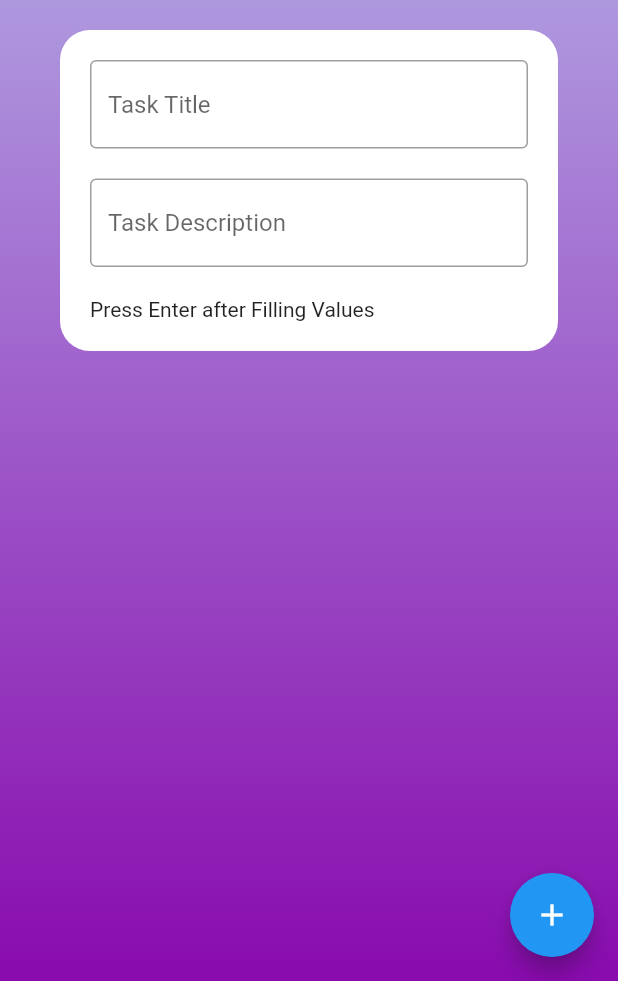
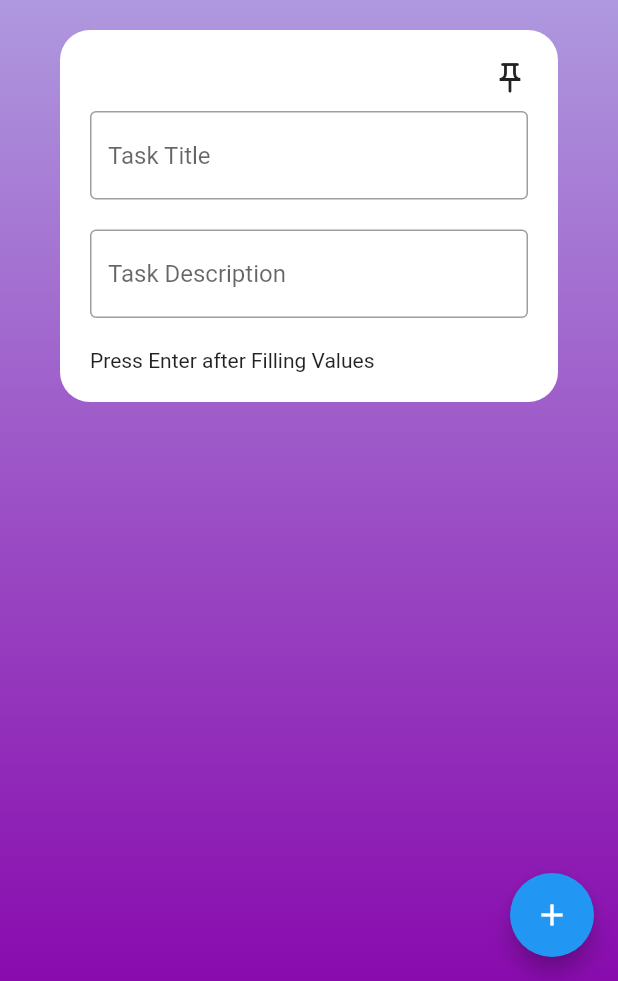
Before and after one commit to Dev-Akash/flutter_todo_app, a Flutter app: the screen it shows after launch, after a tap on the "add" icon, on a phone screen of 412 x 824 dp, the part 255-1236 px from its top. Run offline on Flutter 3.47's test engine with Material 2 defaults, Android fonts, the light colour scheme and no system bars; our stand-ins replace shared_preferences.

Commit message:
Added Local Storage and Pinned Feature

```diff
--- /dev/null
+++ b/lib/SharedPref.dart
@@ -0,0 +1,18 @@
+import 'package:shared_preferences/shared_preferences.dart';
+
+class SharedPref {
+  read(String key) async {
+    final prefs = await SharedPreferences.getInstance();
+    return prefs.getString(key);
+  }
+
+  save(String key, value) async {
+    final prefs = await SharedPreferences.getInstance();
+    prefs.setString(key, value);
+  }
+
+  remove(String key) async {
+    final prefs = await SharedPreferences.getInstance();
+    prefs.remove(key);
+  }
+}
--- /dev/null
+++ b/lib/Todo.dart
@@ -0,0 +1,43 @@
+class Todos {
+  String title;
+  String desc;
+  bool isPinned;
+
+  Todos(this.title, this.desc, this.isPinned);
+
+  getTitle() {
+    return this.title;
+  }
+
+  getDesc() {
+    return this.desc;
+  }
+
+  setTitle(String title){
+    this.title = title;
+  }
+
+  setDesc(String desc){
+    this.desc = desc;
+  }
+
+  setPinned(bool state){
+    this.isPinned = state;
+  }
+
+  Map<String, dynamic> toJson() => {
+    'title': this.title,
+    'desc': this.desc,
+    'isPinned': this.isPinned,
+  };
+
+  Todos.fromJson(Map<String, dynamic> json):
+        this.title = json['title'],
+        this.desc = json['desc'],
+        this.isPinned = json['isPinned'];
+
+  @override
+  String toString() {
+    return "[" + title + "," + desc + "," + isPinned.toString() +"]";
+  }
+}
--- /dev/null
+++ b/lib/TodoList.dart
@@ -0,0 +1,30 @@
+import 'Todo.dart';
+import 'dart:convert';
+
+class TodoList{
+  List<Todos> list;
+
+  TodoList(this.list);
+
+  String toString(){
+    String finalString = '[';
+    for(int i = 0; i<list.length; i++){
+      String card = json.encode(list.elementAt(i).toJson());
+      finalString+=card+",";
+    }
+    finalString = finalString.substring(0, finalString.length-1);
+    finalString+= "]";
+    return finalString;
+  }
+
+  List<Todos> toList(String value){
+    List<dynamic> asdf = json.decode(value);
+    int length = asdf.length;
+    List<Todos> list = <Todos>[];
+    // print(Todos.fromJson(asdf[0]));
+    for(int i=0; i<length; i++){
+      list.add(Todos.fromJson(asdf[i]));
+    }
+    return list;
+  }
+}
--- a/lib/main.dart
+++ b/lib/main.dart
@@ -1,3 +1,8 @@
+// @dart=2.9
+
+import 'Todo.dart';
+import 'TodoList.dart';
+import 'SharedPref.dart';
 import 'dart:ui';
 import 'package:flutter/material.dart';
 
@@ -12,9 +17,38 @@ class _MyAppState extends State<MyApp> {
   List<Todos> _todos = <Todos>[];
   TextEditingController _titleController = new TextEditingController(text: "");
   TextEditingController _descController = new TextEditingController(text: "");
+  var counter = 0;
 
   @override
   Widget build(BuildContext context) {
+    loadSharedPrefs() async{
+      try{
+        if(counter != 1){
+          String data = await SharedPref().read("cards");
+          print("Data == "+ data);
+          TodoList list = new TodoList(_todos);
+          List<Todos> ba = list.toList(data);
+          _todos.clear();
+          _todos.addAll(ba);
+          print(_todos);
+          setState(() {
+            counter = 1;
+          });
+        }
+      }
+      catch(Exception){
+        print(Exception);
+      }
+    }
+
+    loadSharedPrefs();
+
+    saveSharedPrefs() async{
+      String value = TodoList(_todos).toString();
+      print("New String Value == " +value);
+      await SharedPref().remove("cards");
+      await SharedPref().save("cards", value);
+    }
     return MaterialApp(
       title: "Todo App",
       debugShowCheckedModeBanner: false,
@@ -22,7 +56,9 @@ class _MyAppState extends State<MyApp> {
         floatingActionButton: new FloatingActionButton(
           onPressed: () {
             setState(() {
-              _todos.add(Todos("", ""));
+              _todos.add(Todos("", "", false));
+              // print(_todos);
+              saveSharedPrefs();
             });
             // print(_todos.toString());
           },
@@ -61,13 +97,36 @@ class _MyAppState extends State<MyApp> {
                         margin: EdgeInsets.fromLTRB(20, 20, 20, 0),
                         padding: EdgeInsets.all(20.0),
                         decoration: new BoxDecoration(
-                          color: Color(0xFFFFFFFF),
+                          color: (_todos.elementAt(index).isPinned) ? Color(0xFFFF6347): Color(0xFFFFFFFF),
                           borderRadius: new BorderRadius.circular(20.0),
                         ),
                         child: Column(
                           mainAxisAlignment: MainAxisAlignment.start,
                           crossAxisAlignment: CrossAxisAlignment.start,
                           children: [
+
+                            Container(
+                              child: GestureDetector(
+                                onTap: (){
+                                  setState(() {
+                                    if(_todos.elementAt(index).isPinned){
+                                      _todos.elementAt(index).isPinned = false;
+                                      saveSharedPrefs();
+                                    }
+                                    else{
+                                      _todos.elementAt(index).isPinned = true;
+                                      saveSharedPrefs();
+                                    }
+                                  });
+                                },
+                                child: (_todos.elementAt(index).isPinned)
+                                    ? Icon(Icons.push_pin_rounded)
+                                    : Icon(Icons.push_pin_outlined),
+                              ),
+                              alignment: Alignment.topRight,
+                              margin: EdgeInsets.fromLTRB(0,0, 0, 10),
+                            ),
+
                             (_todos.elementAt(index).getTitle() != "")
                                 ? Text(
                                     _todos.elementAt(index).getTitle(),
@@ -85,6 +144,7 @@ class _MyAppState extends State<MyApp> {
                                       setState(() {
                                         _titleController.text = "";
                                         _todos.elementAt(index).title = value;
+                                        saveSharedPrefs();
                                       });
                                     },
                                     controller: _titleController,
@@ -106,6 +166,7 @@ class _MyAppState extends State<MyApp> {
                                         setState(() {
                                           _descController.text = "";
                                           _todos.elementAt(index).desc = value;
+                                          saveSharedPrefs();
                                         });
                                       },
                                       controller: _descController,
@@ -134,6 +195,7 @@ class _MyAppState extends State<MyApp> {
                                           onTap: () {
                                             setState(() {
                                               _todos.removeAt(index);
+                                              saveSharedPrefs();
                                             });
                                           },
                                           child: Icon(Icons.delete),
@@ -158,32 +220,5 @@ class _MyAppState extends State<MyApp> {
       ),
     );
   }
+
 }
-
-class Todos {
-  String title;
-  String desc;
-
-  Todos(this.title, this.desc);
-
-  getTitle() {
-    return this.title;
-  }
-
-  getDesc() {
-    return this.desc;
-  }
-
-  setTitle(String title){
-    this.title = title;
-  }
-
-  setDesc(String desc){
-    this.desc = desc;
-  }
-
-  @override
-  String toString() {
-    return "[" + title + "," + desc + "]";
-  }
-}
--- a/pubspec.yaml
+++ b/pubspec.yaml
@@ -12,6 +12,7 @@ dependencies:
   flutter:
     sdk: flutter
   cupertino_icons: ^1.0.2
+  shared_preferences: ^0.5.12+4
 
 dev_dependencies:
   flutter_test:
```
Also changed, not shown: pubspec.lock.
